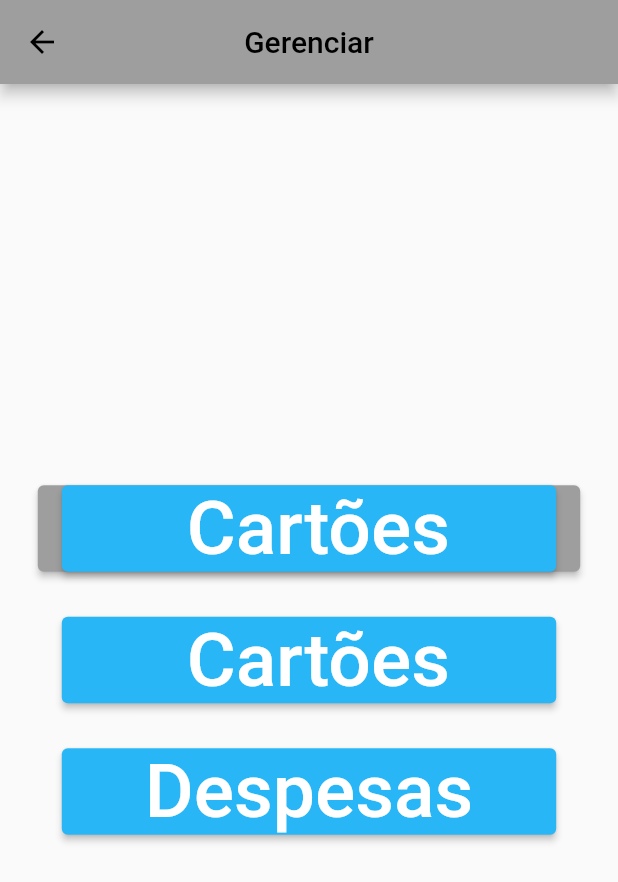
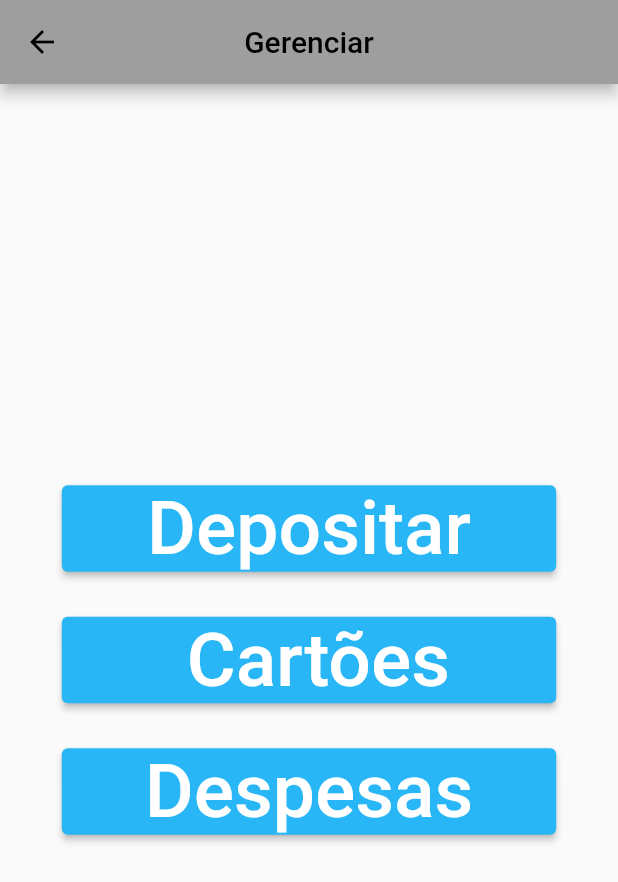
Before and after one commit to Lucasilvabr/MyWallet, a Flutter app: the menu screen opened directly, on a phone screen of 412 x 824 dp. Shown: the top 882 px of the screen. Run offline on Flutter 3.47's test engine with Material 2 defaults, Android fonts, the phone set to English and light mode, and no system bars; Roboto replaces fonts that are missing (Poppins).

```diff
--- a/lib/menu.dart
+++ b/lib/menu.dart
@@ -2,6 +2,7 @@ import 'package:flutter/src/widgets/framework.dart';
 import 'package:flutter/src/widgets/placeholder.dart';
 import 'package:flutter/material.dart';
 import 'package:flutter_application_1/deposito.dart';
+import 'package:flutter_application_1/cartoes.dart';
 
 class menu extends StatelessWidget {
   @override
@@ -26,6 +27,26 @@ class menu extends StatelessWidget {
                   MaterialPageRoute(builder: (context) => deposito()),
                 );
               },
+              child: const Text('Depositar',
+                      style: TextStyle(
+                          fontFamily: 'Poppins',
+                          fontSize: 50,
+                          color: Colors.white)),
+                  style: ButtonStyle(
+                    backgroundColor: MaterialStateProperty.all<Color>(
+                        const Color.fromRGBO(41, 182, 246, 100)),
+                    fixedSize: MaterialStateProperty.all<Size>(
+                        Size(buttonWidth, buttonHeight)),
+              ),
+            ),
+            SizedBox(height: 30),
+            GestureDetector(
+              onTap: () {
+                Navigator.push(
+                  context,
+                  MaterialPageRoute(builder: (context) => cartoes()),
+                );
+              },
               child: ElevatedButton(
                 onPressed: () {},
                 child: const Text(
@@ -41,23 +62,6 @@ class menu extends StatelessWidget {
                   fixedSize: MaterialStateProperty.all<Size>(
                       Size(buttonWidth, buttonHeight)),
                 ),
-              ),
-            ),
-            SizedBox(height: 30),
-
-            ElevatedButton(
-              onPressed: () {},
-              child: const Text('  Cartões ',
-                      style: TextStyle(
-                          fontFamily: 'Poppins',
-                          fontSize: 50,
-                          color: Colors.white)),
-                  style: ButtonStyle(
-                    backgroundColor: MaterialStateProperty.all<Color>(
-                        const Color.fromRGBO(41, 182, 246, 100)),
-                    fixedSize: MaterialStateProperty.all<Size>(
-                        Size(buttonWidth, buttonHeight)),
-
               ),
             ),
             SizedBox(height: 30),
```
